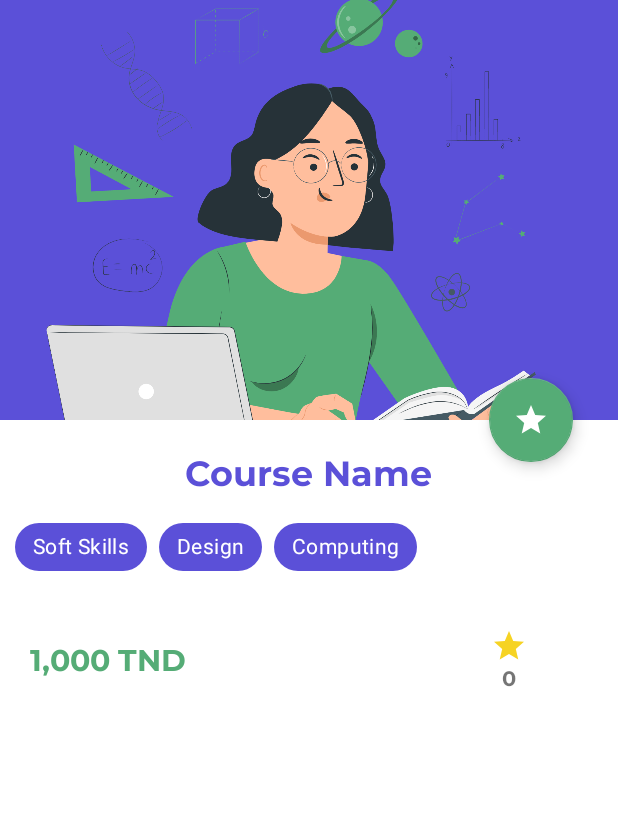
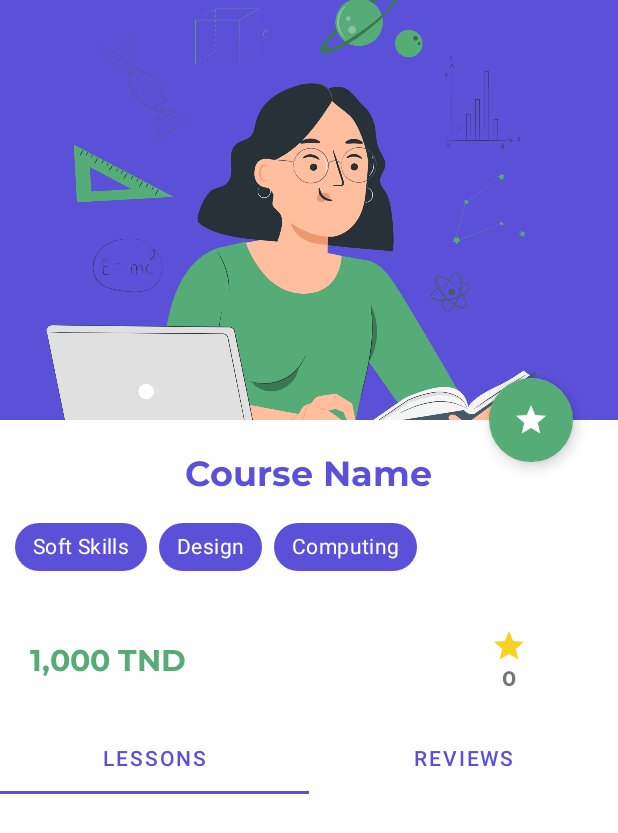
Before and after one commit to bairemkh/najahni-android, an Android app: the screen it shows after launch (CourseDetail), on a phone screen of 412 x 824 dp. Shown: the top 833 px of the screen. Run offline under Robolectric (Android 15) with nearby library versions, the phone set to English and light mode, and no system bars.

Commit message:
add tab bar to detail

```diff
--- a/app/src/main/java/com/example/najahni/utils/Consts.kt
+++ b/app/src/main/java/com/example/najahni/utils/Consts.kt
@@ -11,8 +11,8 @@ object Consts {
     const val USER_EMAIL_INTENT="userEmail"
     const val USER_PASSWORD_INTENT="userPassword"
 
-    val BASE_URL1 = "http://192.168.1.16:9090"
-    val BASE_URL="http://192.168.1.52:9090/"
+    val BASE_URL1 = "http://192.168.1.15:9090"
+    val BASE_URL="http://192.168.1.15:9090/"
     val retrofit = Retrofit.Builder()
         .baseUrl(BASE_URL)
         .addConverterFactory(GsonConverterFactory.create(GsonBuilder().setLenient().create()))
--- a/app/src/main/java/com/example/najahni/views/courseDetail/CourseDetail.kt
+++ b/app/src/main/java/com/example/najahni/views/courseDetail/CourseDetail.kt
@@ -2,11 +2,37 @@ package com.example.najahni.views.courseDetail
 
 import androidx.appcompat.app.AppCompatActivity
 import android.os.Bundle
+import androidx.viewpager.widget.ViewPager
 import com.example.najahni.R
+import com.example.najahni.views.profileTrainer.TabAdapter
+import com.google.android.material.tabs.TabLayout
 
 class CourseDetail : AppCompatActivity() {
+    private lateinit var tablayout : TabLayout
+    private lateinit var viewPager : ViewPager
     override fun onCreate(savedInstanceState: Bundle?) {
         super.onCreate(savedInstanceState)
         setContentView(R.layout.activity_course_detail)
+
+        tablayout = findViewById(R.id.tablayoutdetail)
+        viewPager = findViewById(R.id.viewLoaderdetail)
+        tablayout.addTab(tablayout.newTab().setText("Lessons"))
+        tablayout.addTab(tablayout.newTab().setText("Reviews"))
+        tablayout.tabGravity = TabLayout.GRAVITY_FILL
+
+        val adapter = TabAdpterDetail(this,supportFragmentManager,tablayout.tabCount)
+        viewPager.adapter = adapter
+        viewPager.offscreenPageLimit = 2
+        viewPager.addOnPageChangeListener(TabLayout.TabLayoutOnPageChangeListener(tablayout))
+        tablayout.addOnTabSelectedListener(object : TabLayout.OnTabSelectedListener{
+            override fun onTabSelected(tab: TabLayout.Tab?) {
+                viewPager.currentItem = tab!!.position
+            }
+
+            override fun onTabUnselected(tab: TabLayout.Tab?) {}
+
+            override fun onTabReselected(tab: TabLayout.Tab?) {}
+
+        })
     }
 }
--- /dev/null
+++ b/app/src/main/java/com/example/najahni/views/courseDetail/TabAdpterDetail.kt
@@ -0,0 +1,26 @@
+package com.example.najahni.views.courseDetail
+
+import android.content.Context
+import androidx.fragment.app.Fragment
+import androidx.fragment.app.FragmentManager
+import androidx.fragment.app.FragmentPagerAdapter
+import com.example.najahni.views.courseDetail.fragments.LessonsFragment
+import com.example.najahni.views.courseDetail.fragments.ReviewFragment
+
+internal class TabAdpterDetail (var context : Context, fragmentManager: FragmentManager, var tabCount: Int) : FragmentPagerAdapter(fragmentManager) {
+    override fun getCount(): Int {
+        return tabCount
+    }
+
+    override fun getItem(position: Int): Fragment {
+        return when(position){
+            0 -> {
+                LessonsFragment()
+            }
+            1 -> {
+                ReviewFragment()
+            }
+            else -> LessonsFragment()
+        }
+    }
+}
--- /dev/null
+++ b/app/src/main/java/com/example/najahni/views/courseDetail/fragments/LessonsFragment.kt
@@ -0,0 +1,60 @@
+package com.example.najahni.views.courseDetail.fragments
+
+import android.os.Bundle
+import androidx.fragment.app.Fragment
+import android.view.LayoutInflater
+import android.view.View
+import android.view.ViewGroup
+import com.example.najahni.R
+
+// TODO: Rename parameter arguments, choose names that match
+// the fragment initialization parameters, e.g. ARG_ITEM_NUMBER
+private const val ARG_PARAM1 = "param1"
+private const val ARG_PARAM2 = "param2"
+
+/**
+ * A simple [Fragment] subclass.
+ * Use the [LessonsFragment.newInstance] factory method to
+ * create an instance of this fragment.
+ */
+class LessonsFragment : Fragment() {
+    // TODO: Rename and change types of parameters
+    private var param1: String? = null
+    private var param2: String? = null
+
+    override fun onCreate(savedInstanceState: Bundle?) {
+        super.onCreate(savedInstanceState)
+        arguments?.let {
+            param1 = it.getString(ARG_PARAM1)
+            param2 = it.getString(ARG_PARAM2)
+        }
+    }
+
+    override fun onCreateView(
+        inflater: LayoutInflater, container: ViewGroup?,
+        savedInstanceState: Bundle?
+    ): View? {
+        // Inflate the layout for this fragment
+        return inflater.inflate(R.layout.fragment_lessons, container, false)
+    }
+
+    companion object {
+        /**
+         * Use this factory method to create a new instance of
+         * this fragment using the provided parameters.
+         *
+         * @param param1 Parameter 1.
+         * @param param2 Parameter 2.
+         * @return A new instance of fragment LessonsFragment.
+         */
+        // TODO: Rename and change types and number of parameters
+        @JvmStatic
+        fun newInstance(param1: String, param2: String) =
+            LessonsFragment().apply {
+                arguments = Bundle().apply {
+                    putString(ARG_PARAM1, param1)
+                    putString(ARG_PARAM2, param2)
+                }
+            }
+    }
+}
--- /dev/null
+++ b/app/src/main/java/com/example/najahni/views/courseDetail/fragments/ReviewFragment.kt
@@ -0,0 +1,60 @@
+package com.example.najahni.views.courseDetail.fragments
+
+import android.os.Bundle
+import androidx.fragment.app.Fragment
+import android.view.LayoutInflater
+import android.view.View
+import android.view.ViewGroup
+import com.example.najahni.R
+
+// TODO: Rename parameter arguments, choose names that match
+// the fragment initialization parameters, e.g. ARG_ITEM_NUMBER
+private const val ARG_PARAM1 = "param1"
+private const val ARG_PARAM2 = "param2"
+
+/**
+ * A simple [Fragment] subclass.
+ * Use the [ReviewFragment.newInstance] factory method to
+ * create an instance of this fragment.
+ */
+class ReviewFragment : Fragment() {
+    // TODO: Rename and change types of parameters
+    private var param1: String? = null
+    private var param2: String? = null
+
+    override fun onCreate(savedInstanceState: Bundle?) {
+        super.onCreate(savedInstanceState)
+        arguments?.let {
+            param1 = it.getString(ARG_PARAM1)
+            param2 = it.getString(ARG_PARAM2)
+        }
+    }
+
+    override fun onCreateView(
+        inflater: LayoutInflater, container: ViewGroup?,
+        savedInstanceState: Bundle?
+    ): View? {
+        // Inflate the layout for this fragment
+        return inflater.inflate(R.layout.fragment_review, container, false)
+    }
+
+    companion object {
+        /**
+         * Use this factory method to create a new instance of
+         * this fragment using the provided parameters.
+         *
+         * @param param1 Parameter 1.
+         * @param param2 Parameter 2.
+         * @return A new instance of fragment ReviewFragment.
+         */
+        // TODO: Rename and change types and number of parameters
+        @JvmStatic
+        fun newInstance(param1: String, param2: String) =
+            ReviewFragment().apply {
+                arguments = Bundle().apply {
+                    putString(ARG_PARAM1, param1)
+                    putString(ARG_PARAM2, param2)
+                }
+            }
+    }
+}
--- a/app/src/main/res/layout/activity_course_detail.xml
+++ b/app/src/main/res/layout/activity_course_detail.xml
@@ -120,7 +120,18 @@
                     android:text="0"/>
             </LinearLayout>
         </LinearLayout>
+        <com.google.android.material.tabs.TabLayout
+            android:id="@+id/tablayoutdetail"
+            android:layout_width="match_parent"
+            android:layout_height="wrap_content"
+            app:tabTextColor="@color/primary_color"/>
+
+        <androidx.viewpager.widget.ViewPager
+            android:id="@+id/viewLoaderdetail"
+            android:layout_width="match_parent"
+            android:layout_height="500dp" />
     </LinearLayout>
+
     </androidx.core.widget.NestedScrollView>
 
     <com.google.android.material.floatingactionbutton.FloatingActionButton
--- /dev/null
+++ b/app/src/main/res/layout/fragment_lessons.xml
@@ -0,0 +1,19 @@
+<?xml version="1.0" encoding="utf-8"?>
+<androidx.constraintlayout.widget.ConstraintLayout xmlns:android="http://schemas.android.com/apk/res/android"
+    xmlns:app="http://schemas.android.com/apk/res-auto"
+    xmlns:tools="http://schemas.android.com/tools"
+    android:layout_width="match_parent"
+    android:layout_height="match_parent"
+    tools:context=".views.courseDetail.fragments.LessonsFragment">
+
+    <Button
+        android:id="@+id/button"
+        android:layout_width="0dp"
+        android:layout_height="wrap_content"
+        android:layout_marginTop="302dp"
+        android:gravity="center"
+        app:layout_constraintEnd_toEndOf="parent"
+        app:layout_constraintStart_toStartOf="parent"
+        app:layout_constraintTop_toTopOf="parent" />
+
+</androidx.constraintlayout.widget.ConstraintLayout>
```
Also changed, not shown: app/src/main/res/layout/fragment_review.xml (added, +14 -0 lines).
